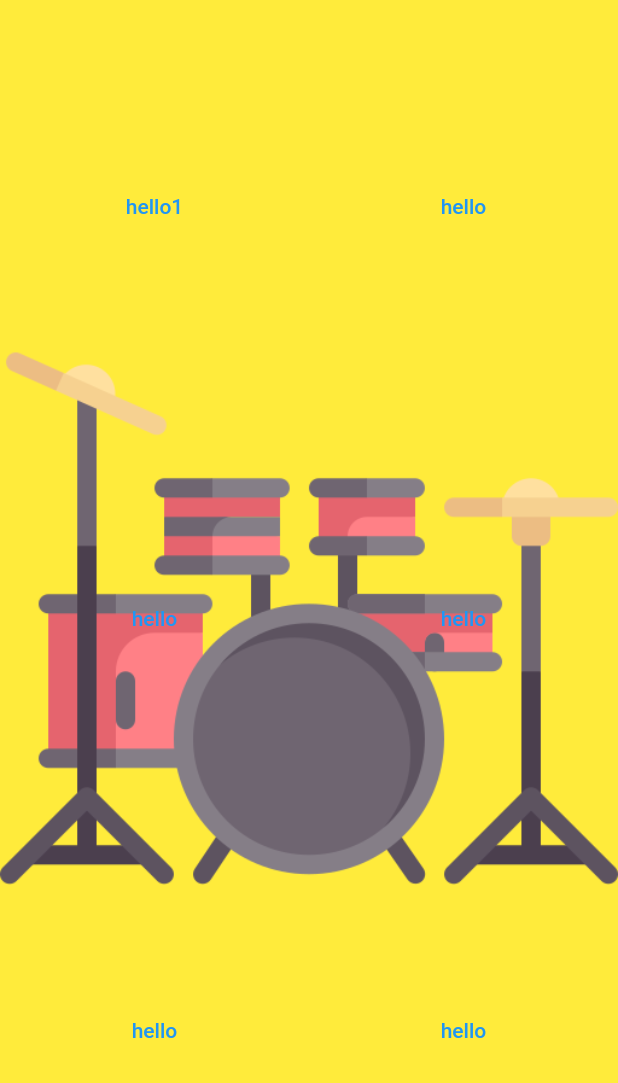
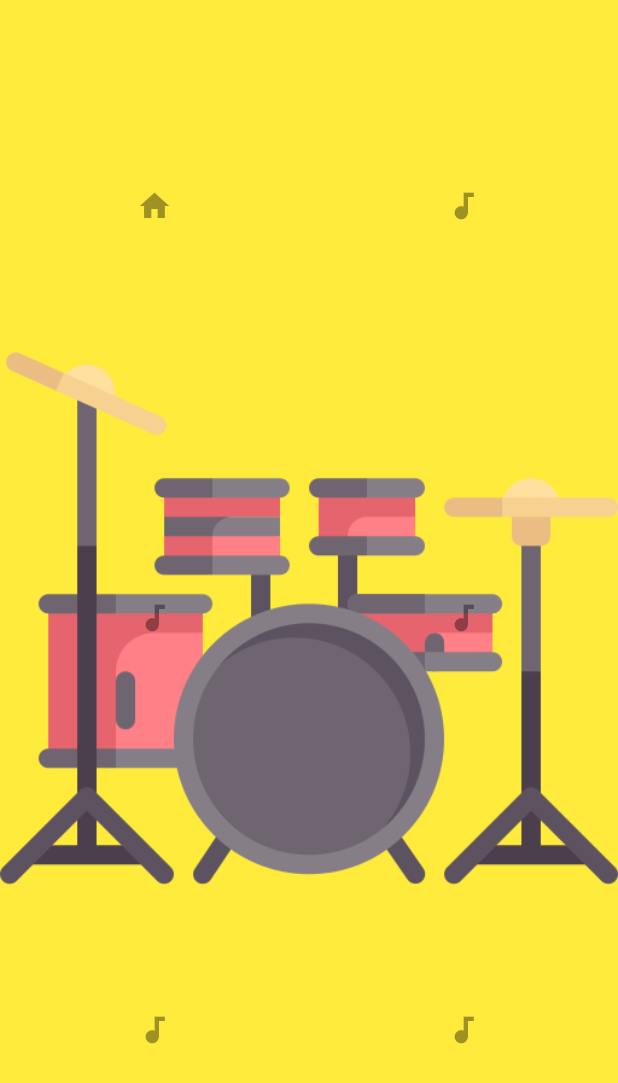
Before and after one commit to ErfiDev/drum_audio, a Flutter app: the screen it shows after launch, on a phone screen of 412 x 824 dp. Shown: the top 1083 px of the screen. Run offline on Flutter 3.47's test engine with Material 2 defaults, Android fonts, the light colour scheme and no system bars; our stand-ins replace audioplayers.

Commit message:
adding files to /assets folder

```diff
--- a/lib/src/app.dart
+++ b/lib/src/app.dart
@@ -1,3 +1,4 @@
+import 'package:audioplayers/audioplayers.dart';
 import 'package:flutter/material.dart';
 import './audioPlayer.dart';
 
@@ -33,15 +34,17 @@ Widget getAppColumn() {
           crossAxisAlignment: CrossAxisAlignment.stretch,
           children: [
             Expanded(
-              child: TextButton(
-                onPressed: () => playAudio('h1.wav'),
-                child: Text('hello1'),
+              child: IconButton(
+                color: Colors.redAccent,
+                onPressed: null,
+                icon: Icon(Icons.home),
               ),
             ),
             Expanded(
-              child: TextButton(
-                onPressed: () => print(''),
-                child: Text('hello'),
+              child: IconButton(
+                color: Colors.redAccent,
+                onPressed: null,
+                icon: Icon(Icons.audiotrack),
               ),
             ),
           ],
@@ -52,15 +55,17 @@ Widget getAppColumn() {
           crossAxisAlignment: CrossAxisAlignment.stretch,
           children: [
             Expanded(
-              child: TextButton(
-                onPressed: () => print(''),
-                child: Text('hello'),
+              child: IconButton(
+                color: Colors.white,
+                onPressed: null,
+                icon: Icon(Icons.audiotrack),
               ),
             ),
             Expanded(
-              child: TextButton(
-                onPressed: () => print(''),
-                child: Text('hello'),
+              child: IconButton(
+                color: Colors.white,
+                onPressed: null,
+                icon: Icon(Icons.audiotrack),
               ),
             ),
           ],
@@ -71,15 +76,17 @@ Widget getAppColumn() {
           crossAxisAlignment: CrossAxisAlignment.stretch,
           children: [
             Expanded(
-              child: TextButton(
-                onPressed: () => print(''),
-                child: Text('hello'),
+              child: IconButton(
+                color: Colors.redAccent,
+                onPressed: null,
+                icon: Icon(Icons.audiotrack),
               ),
             ),
             Expanded(
-              child: TextButton(
-                onPressed: () => print(''),
-                child: Text('hello'),
+              child: IconButton(
+                color: Colors.redAccent,
+                onPressed: null,
+                icon: Icon(Icons.audiotrack),
               ),
             ),
           ],
--- a/lib/src/audioPlayer.dart
+++ /dev/null
@@ -1,6 +0,0 @@
-import 'package:audioplayers/audioplayers.dart';
-
-void playAudio(String name) {
-  final player = AudioCache();
-  player.play(name);
-}
--- a/pubspec.yaml
+++ b/pubspec.yaml
@@ -33,7 +33,6 @@ dependencies:
   # The following adds the Cupertino Icons font to your application.
   # Use with the CupertinoIcons class for iOS style icons.
   cupertino_icons: ^1.0.2
-  audioplayers: ^0.20.1
 
 dev_dependencies:
   flutter_test:
@@ -58,7 +57,7 @@ flutter:
   # To add assets to your application, add an assets section, like this:
   assets:
     - images/
-    - sounds/
+    - assets/
 
   # An image asset can refer to one or more resolution-specific "variants", see
   # https://flutter.dev/assets-and-images/#resolution-aware.
```
Also changed, not shown: pubspec.lock, 12 other files.
